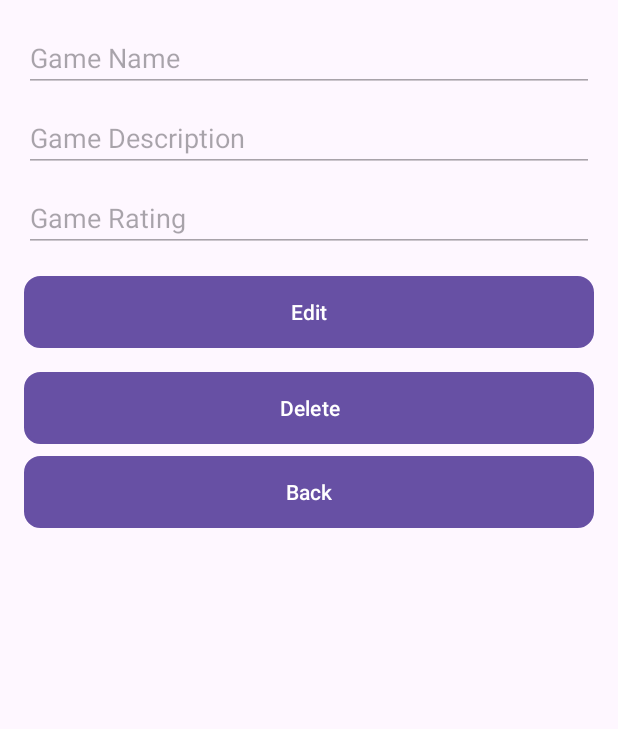
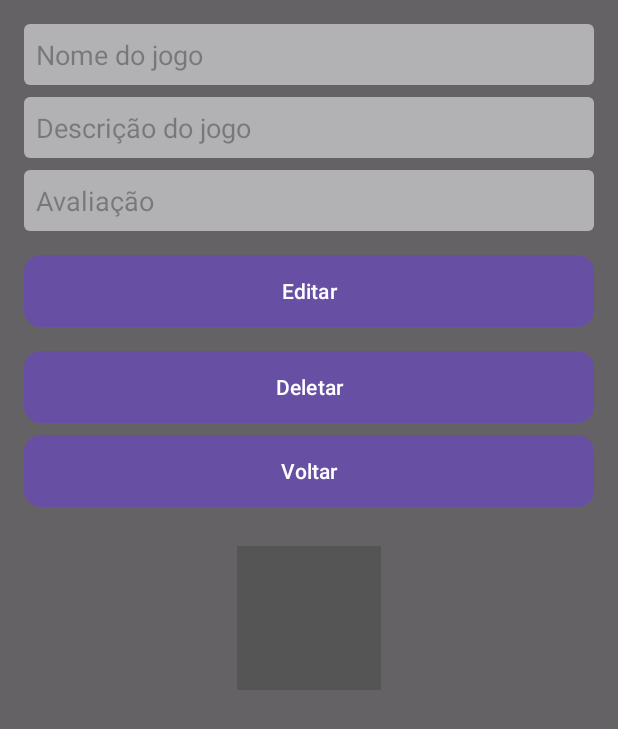
Before and after one commit to icaromr7/GameAppInfo, an Android app: the GameDetailsActivity screen opened directly, with no data from a screen before it, on a phone screen of 412 x 824 dp. Shown: the top 729 px of the screen. Run offline under Robolectric (Android 15) with nearby library versions, the phone set to English and light mode, and no system bars; 2 statements that could not run were skipped.

Commit message:
Modificado backgrounds

```diff
--- /dev/null
+++ b/app/src/main/res/drawable/game_details_background.xml
@@ -0,0 +1,12 @@
+<layer-list xmlns:android="http://schemas.android.com/apk/res/android">
+    <item>
+        <bitmap
+            android:layout_width="match_parent"
+            android:layout_height="match_parent"
+            android:gravity="center"
+            android:src="@drawable/game_details_image" />
+    </item>
+    <item>
+        <color android:color="#99000000" />
+    </item>
+</layer-list>
--- a/app/src/main/res/layout/activity_add_game.xml
+++ b/app/src/main/res/layout/activity_add_game.xml
@@ -18,7 +18,7 @@
         android:layout_height="wrap_content"
         android:hint="Nome do Jogo"
         android:layout_margin="3dp"
-        android:background="@drawable/text_add_game_background"
+        android:background="@drawable/input_background"
         android:textColor="#000000" />
 
     <EditText
@@ -27,7 +27,7 @@
         android:layout_height="wrap_content"
         android:layout_margin="3dp"
         android:hint="Descrição"
-        android:background="@drawable/text_add_game_background"
+        android:background="@drawable/input_background"
         android:textColor="#000000" />
 
     <EditText
@@ -37,7 +37,7 @@
         android:inputType="numberDecimal"
         android:layout_margin="3dp"
         android:hint="Avaliação"
-        android:background="@drawable/text_add_game_background"
+        android:background="@drawable/input_background"
         android:textColor="#000000" />
 
     <Button
--- a/app/src/main/res/layout/activity_game_details.xml
+++ b/app/src/main/res/layout/activity_game_details.xml
@@ -2,13 +2,15 @@
     android:layout_width="match_parent"
     android:layout_height="match_parent"
     android:orientation="vertical"
-    android:padding="16dp">
+    android:padding="16dp"
+    android:background="@drawable/game_details_background">
 
     <EditText
         android:id="@+id/etGameName"
         android:layout_width="match_parent"
         android:layout_height="wrap_content"
-        android:hint="Game Name"
+        android:hint="Nome do jogo"
+        android:background="@drawable/input_background"
         android:enabled="false"
         android:layout_marginBottom="8dp"/>
 
@@ -16,7 +18,8 @@
         android:id="@+id/etGameDescription"
         android:layout_width="match_parent"
         android:layout_height="wrap_content"
-        android:hint="Game Description"
+        android:hint="Descrição do jogo"
+        android:background="@drawable/input_background"
         android:enabled="false"
         android:layout_marginBottom="8dp"/>
 
@@ -24,7 +27,8 @@
         android:id="@+id/etGameRating"
         android:layout_width="match_parent"
         android:layout_height="wrap_content"
-        android:hint="Game Rating"
+        android:background="@drawable/input_background"
+        android:hint="Avaliação"
         android:enabled="false"
         android:layout_marginBottom="16dp"/>
 
@@ -33,14 +37,14 @@
         android:layout_width="match_parent"
         android:layout_height="wrap_content"
         android:background="@drawable/home_screen_button_background"
-        android:text="Edit"/>
+        android:text="Editar"/>
 
     <Button
         android:id="@+id/btnDelete"
         android:layout_width="match_parent"
         android:layout_height="wrap_content"
         android:background="@drawable/home_screen_button_background"
-        android:text="Delete"
+        android:text="Deletar"
         android:layout_marginTop="16dp"/>
 
     <Button
@@ -48,7 +52,7 @@
         android:layout_width="match_parent"
         android:layout_height="wrap_content"
         android:background="@drawable/home_screen_button_background"
-        android:text="Back"
+        android:text="Voltar"
         android:layout_marginTop="8dp"/>
 
 </LinearLayout>
```
Also changed, not shown: app/src/main/res/drawable/input_background.xml (renamed from app/src/main/res/drawable/text_add_game_background.xml), 1 other file.
